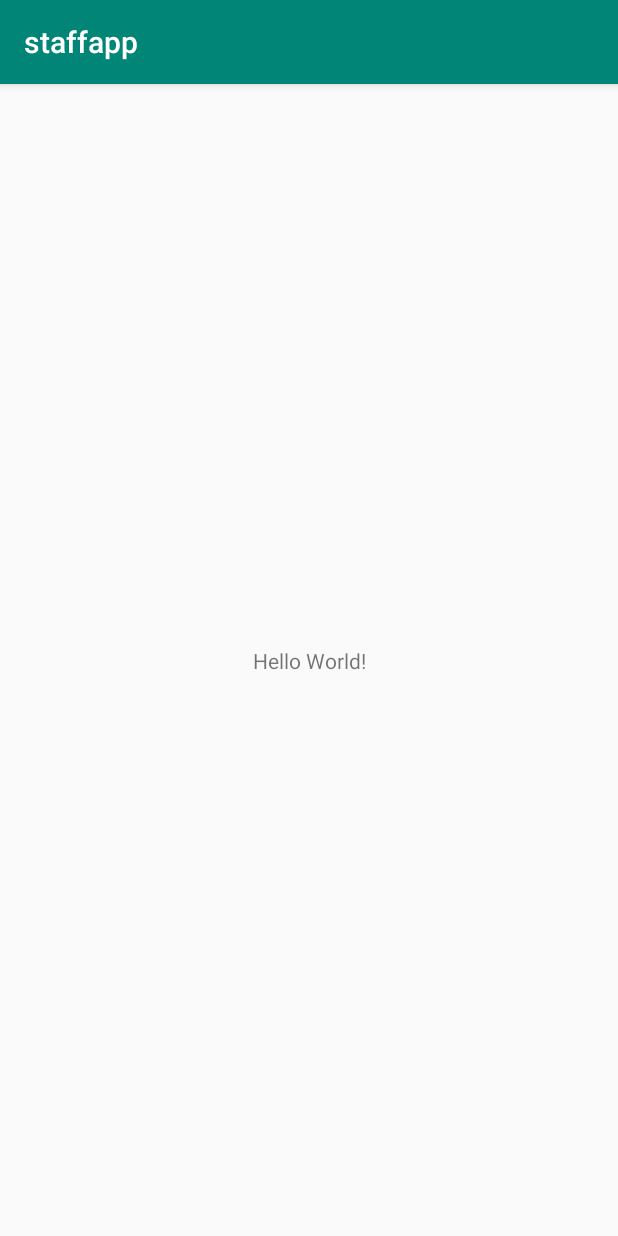
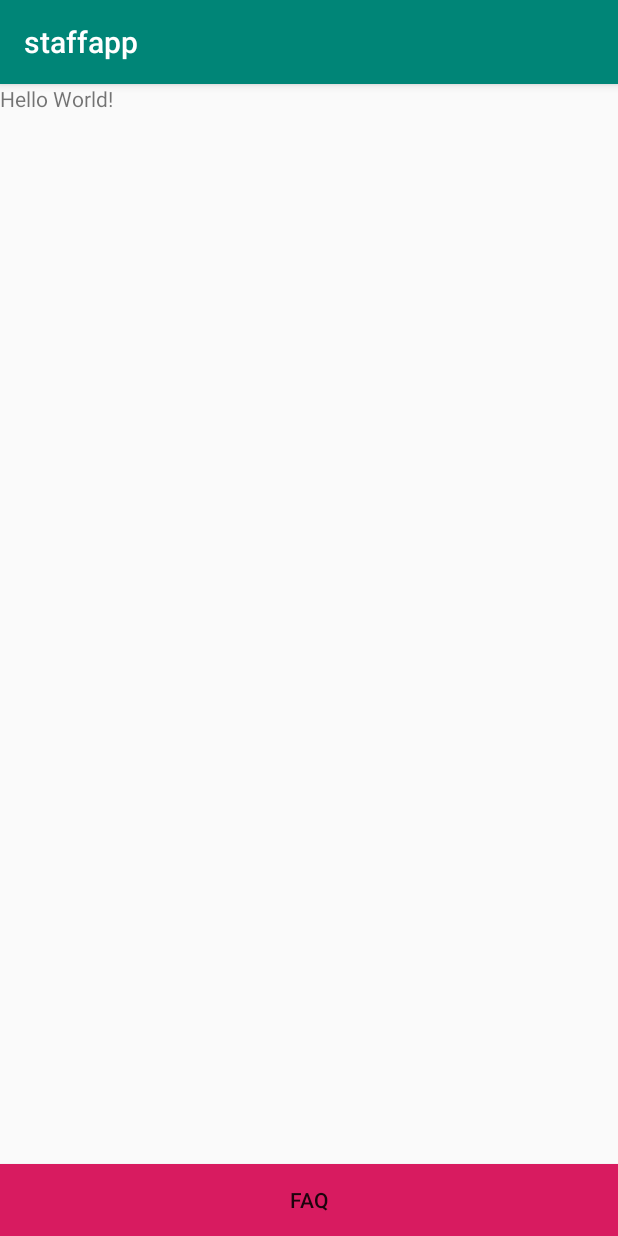
Before and after one commit to naisenyamungai/staffapp, an Android app: the screen it shows after launch (MainActivity), on a phone screen of 412 x 824 dp. Run offline under Robolectric (Android 15) with nearby library versions, the phone set to English and light mode, and no system bars.

Commit message:
create FAQ activity

```diff
--- a/app/src/main/AndroidManifest.xml
+++ b/app/src/main/AndroidManifest.xml
@@ -9,6 +9,7 @@
         android:roundIcon="@mipmap/ic_launcher_round"
         android:supportsRtl="true"
         android:theme="@style/AppTheme">
+        <activity android:name=".FAQ.FAQ"></activity>
         <activity android:name=".MainActivity">
             <intent-filter>
                 <action android:name="android.intent.action.MAIN" />
--- a/app/src/main/java/com/staff/staffapp/MainActivity.java
+++ b/app/src/main/java/com/staff/staffapp/MainActivity.java
@@ -3,12 +3,23 @@ package com.staff.staffapp;
 import androidx.appcompat.app.AppCompatActivity;
 
 import android.os.Bundle;
+import android.view.View;
+import android.widget.Button;
 
 public class MainActivity extends AppCompatActivity {
+    private Button mFAQButton;
 
     @Override
     protected void onCreate(Bundle savedInstanceState) {
         super.onCreate(savedInstanceState);
         setContentView(R.layout.activity_main);
+
+        mFAQButton = (Button) findViewById(R.id.faq_button);
+        mFAQButton.setOnClickListener(new View.OnClickListener(){
+            @Override
+            public void onClick(View v){
+
+            }
+        });
     }
 }
--- a/app/src/main/res/layout/activity_main.xml
+++ b/app/src/main/res/layout/activity_main.xml
@@ -1,5 +1,5 @@
 <?xml version="1.0" encoding="utf-8"?>
-<androidx.constraintlayout.widget.ConstraintLayout xmlns:android="http://schemas.android.com/apk/res/android"
+<RelativeLayout xmlns:android="http://schemas.android.com/apk/res/android"
     xmlns:app="http://schemas.android.com/apk/res-auto"
     xmlns:tools="http://schemas.android.com/tools"
     android:layout_width="match_parent"
@@ -15,4 +15,13 @@
         app:layout_constraintRight_toRightOf="parent"
         app:layout_constraintTop_toTopOf="parent" />
 
-</androidx.constraintlayout.widget.ConstraintLayout>
+    <Button
+        android:layout_width="match_parent"
+        android:layout_height="wrap_content"
+        android:text="FAQ"
+        android:id="@+id/faq_button"
+        android:background="@color/colorAccent"
+        android:layout_alignParentBottom="true"
+        android:layout_centerHorizontal="true"/>
+
+</RelativeLayout>
```
Also changed, not shown: app/src/main/java/com/staff/staffapp/FAQ/FAQ.java (added, +14 -0 lines), app/src/main/res/layout/activity_faq.xml (added, +9 -0 lines).
